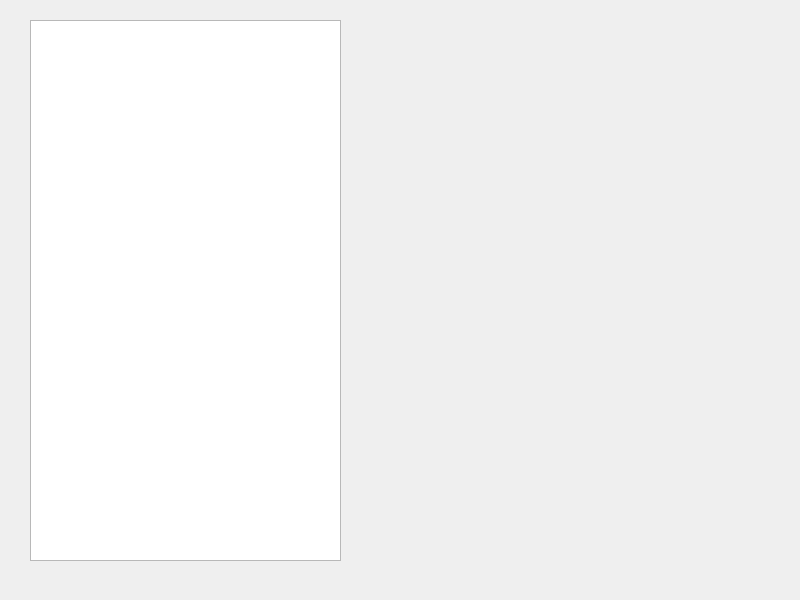
Qt form UI/MainWindow.ui (1e9ffcec5124d9f0/POWPServer) before a commit.
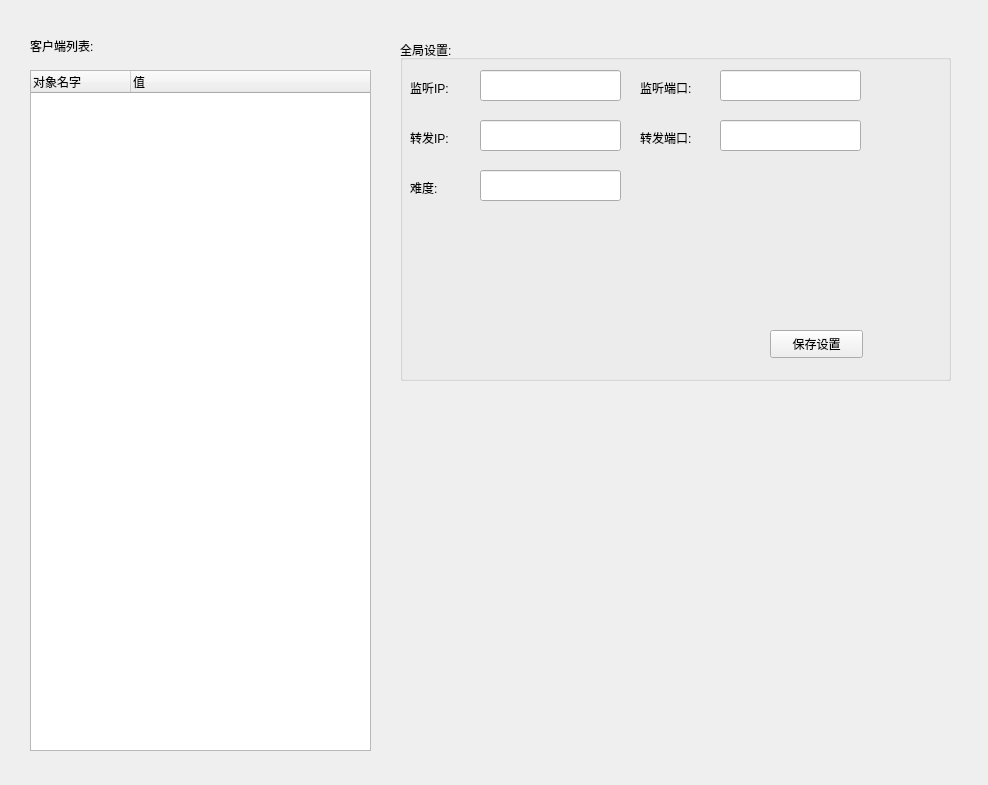
The same form after that commit.

```diff
--- a/UI/MainWindow.ui
+++ b/UI/MainWindow.ui
@@ -6,23 +6,187 @@
    <rect>
     <x>0</x>
     <y>0</y>
-    <width>800</width>
-    <height>600</height>
+    <width>988</width>
+    <height>785</height>
    </rect>
   </property>
   <property name="windowTitle">
    <string>POWPServer</string>
   </property>
   <widget class="QWidget" name="centralwidget">
-   <widget class="QTreeView" name="treeView">
+   <widget class="QTreeWidget" name="treeWidget">
     <property name="geometry">
      <rect>
       <x>30</x>
-      <y>20</y>
-      <width>311</width>
-      <height>541</height>
+      <y>70</y>
+      <width>341</width>
+      <height>681</height>
      </rect>
     </property>
+    <column>
+     <property name="text">
+      <string>对象名字</string>
+     </property>
+    </column>
+    <column>
+     <property name="text">
+      <string>值</string>
+     </property>
+    </column>
+   </widget>
+   <widget class="QLabel" name="label">
+    <property name="geometry">
+     <rect>
+      <x>30</x>
+      <y>30</y>
+      <width>131</width>
+      <height>31</height>
+     </rect>
+    </property>
+    <property name="text">
+     <string>客户端列表:</string>
+    </property>
+   </widget>
+   <widget class="QGroupBox" name="groupBox">
+    <property name="geometry">
+     <rect>
+      <x>400</x>
+      <y>40</y>
+      <width>551</width>
+      <height>341</height>
+     </rect>
+    </property>
+    <property name="title">
+     <string>全局设置:</string>
+    </property>
+    <widget class="QLineEdit" name="bindIpLineEdit">
+     <property name="geometry">
+      <rect>
+       <x>80</x>
+       <y>30</y>
+       <width>141</width>
+       <height>31</height>
+      </rect>
+     </property>
+    </widget>
+    <widget class="QLabel" name="label_2">
+     <property name="geometry">
+      <rect>
+       <x>10</x>
+       <y>40</y>
+       <width>72</width>
+       <height>15</height>
+      </rect>
+     </property>
+     <property name="text">
+      <string>监听IP:</string>
+     </property>
+    </widget>
+    <widget class="QLineEdit" name="bindPortLineEdit">
+     <property name="geometry">
+      <rect>
+       <x>320</x>
+       <y>30</y>
+       <width>141</width>
+       <height>31</height>
+      </rect>
+     </property>
+    </widget>
+    <widget class="QLabel" name="label_3">
+     <property name="geometry">
+      <rect>
+       <x>240</x>
+       <y>40</y>
+       <width>72</width>
+       <height>15</height>
+      </rect>
+     </property>
+     <property name="text">
+      <string>监听端口:</string>
+     </property>
+    </widget>
+    <widget class="QLabel" name="label_4">
+     <property name="geometry">
+      <rect>
+       <x>10</x>
+       <y>90</y>
+       <width>72</width>
+       <height>15</height>
+      </rect>
+     </property>
+     <property name="text">
+      <string>转发IP:</string>
+     </property>
+    </widget>
+    <widget class="QLineEdit" name="retransIpLineEdit">
+     <property name="geometry">
+      <rect>
+       <x>80</x>
+       <y>80</y>
+       <width>141</width>
+       <height>31</height>
+      </rect>
+     </property>
+    </widget>
+    <widget class="QLabel" name="label_5">
+     <property name="geometry">
+      <rect>
+       <x>240</x>
+       <y>90</y>
+       <width>72</width>
+       <height>15</height>
+      </rect>
+     </property>
+     <property name="text">
+      <string>转发端口:</string>
+     </property>
+    </widget>
+    <widget class="QLineEdit" name="retransPortLineEdit">
+     <property name="geometry">
+      <rect>
+       <x>320</x>
+       <y>80</y>
+       <width>141</width>
+       <height>31</height>
+      </rect>
+     </property>
+    </widget>
+    <widget class="QPushButton" name="saveSettingPushButton">
+     <property name="geometry">
+      <rect>
+       <x>370</x>
+       <y>290</y>
+       <width>93</width>
+       <height>28</height>
+      </rect>
+     </property>
+     <property name="text">
+      <string>保存设置</string>
+     </property>
+    </widget>
+    <widget class="QLabel" name="label_6">
+     <property name="geometry">
+      <rect>
+       <x>10</x>
+       <y>140</y>
+       <width>51</width>
+       <height>16</height>
+      </rect>
+     </property>
+     <property name="text">
+      <string>难度:</string>
+     </property>
+    </widget>
+    <widget class="QLineEdit" name="diffLineEdit">
+     <property name="geometry">
+      <rect>
+       <x>80</x>
+       <y>130</y>
+       <width>141</width>
+       <height>31</height>
+      </rect>
+     </property>
+    </widget>
    </widget>
   </widget>
  </widget>
```
Left out of the diff: 7 changed lines with no effect on the pictures.
